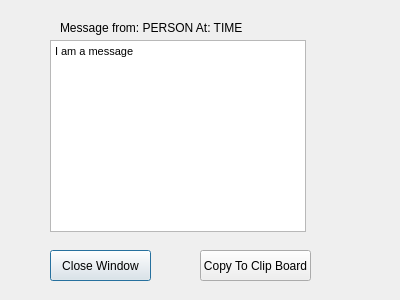
DiegoArmando/TexDump, file C++/Main/src/single_message_box.ui: the form before one commit.
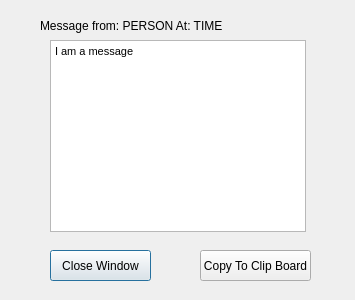
The form after the commit.

Patch:
```diff
--- a/C++/Main/src/single_message_box.ui
+++ b/C++/Main/src/single_message_box.ui
@@ -6,7 +6,7 @@
    <rect>
     <x>0</x>
     <y>0</y>
-    <width>400</width>
+    <width>355</width>
     <height>300</height>
    </rect>
   </property>
@@ -16,10 +16,10 @@
   <widget class="QLabel" name="sender_timestam_lable">
    <property name="geometry">
     <rect>
-     <x>60</x>
-     <y>20</y>
-     <width>271</width>
-     <height>16</height>
+     <x>40</x>
+     <y>10</y>
+     <width>291</width>
+     <height>31</height>
     </rect>
    </property>
    <property name="text">
```
